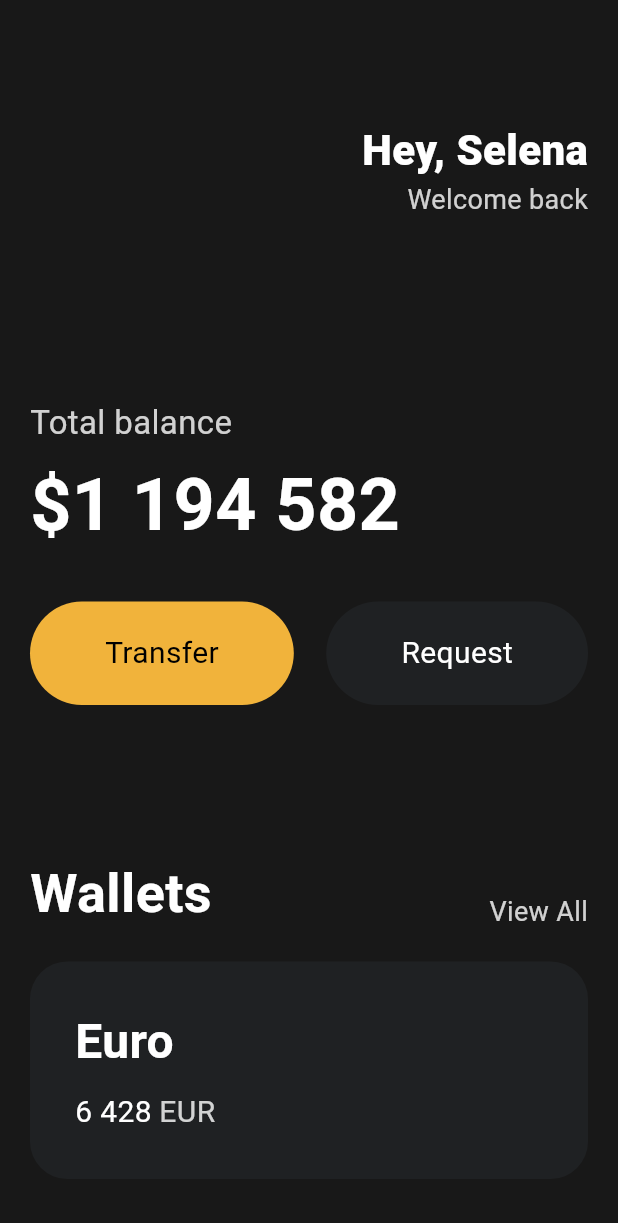
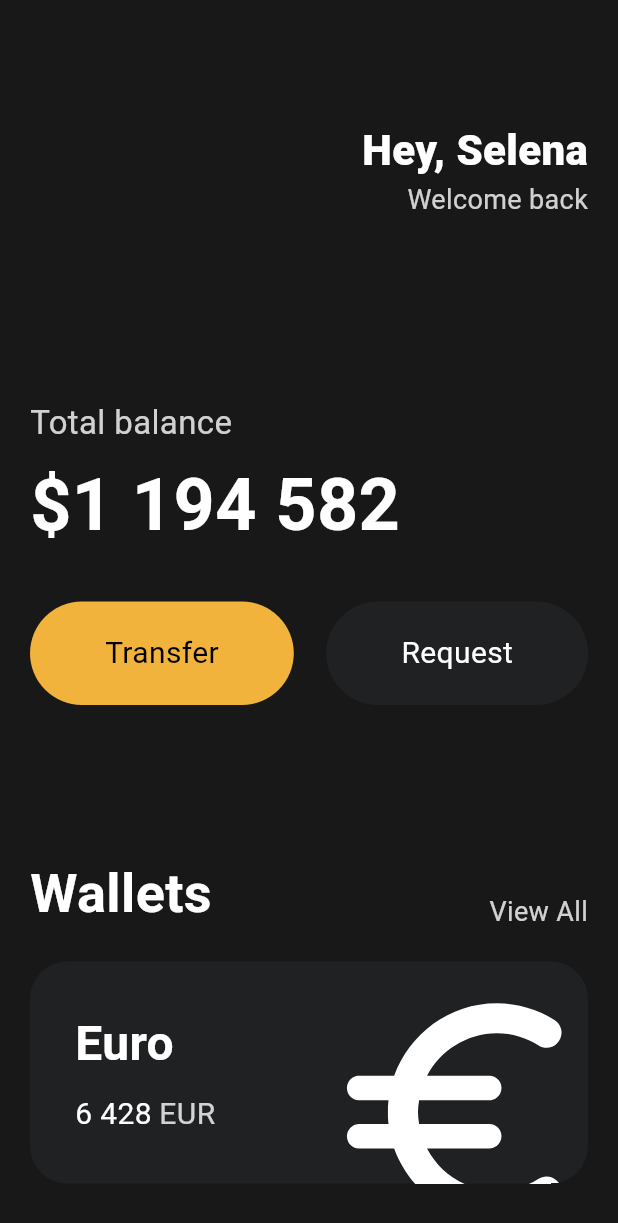
Before and after one commit to Jerry-ko/toonflix, a Flutter app: the screen it shows after launch, on a phone screen of 412 x 824 dp. Shown: the top 1223 px of the screen. Run offline on Flutter 3.47's test engine with Material 3 defaults, Android fonts, the phone set to English and light mode, and no system bars.

Commit message:
feat: 카드 스타일 수정

```diff
--- a/lib/main.dart
+++ b/lib/main.dart
@@ -113,6 +113,7 @@ class App extends StatelessWidget {
                 height: 20,
               ),
               Container(
+                clipBehavior: Clip.hardEdge,
                 decoration: BoxDecoration(
                   color: const Color(0xFF1F2123),
                   borderRadius: BorderRadius.circular(25),
@@ -120,6 +121,7 @@ class App extends StatelessWidget {
                 child: Padding(
                   padding: const EdgeInsets.all(30),
                   child: Row(
+                    mainAxisAlignment: MainAxisAlignment.spaceBetween,
                     children: [
                       Column(
                         crossAxisAlignment: CrossAxisAlignment.start,
@@ -158,6 +160,16 @@ class App extends StatelessWidget {
                           )
                         ],
                       ),
+                      Transform.scale(
+                          scale: 2.2,
+                          child: Transform.translate(
+                            offset: const Offset(-5, 12),
+                            child: const Icon(
+                              Icons.euro_rounded,
+                              color: Colors.white,
+                              size: 88,
+                            ),
+                          ))
                     ],
                   ),
                 ),
```
